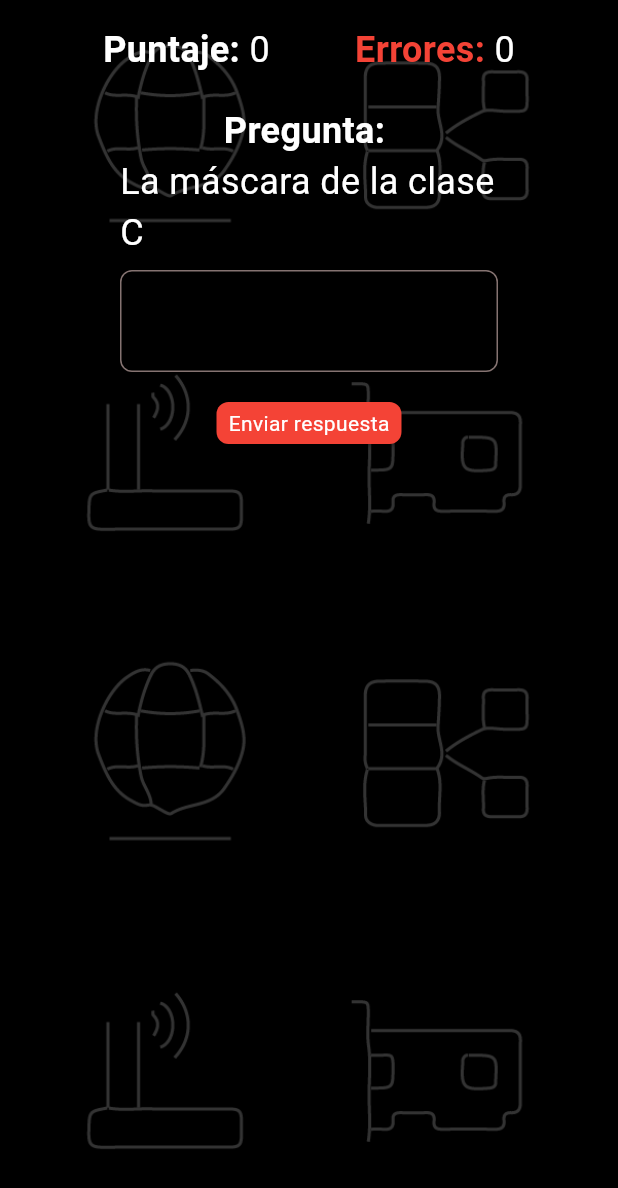
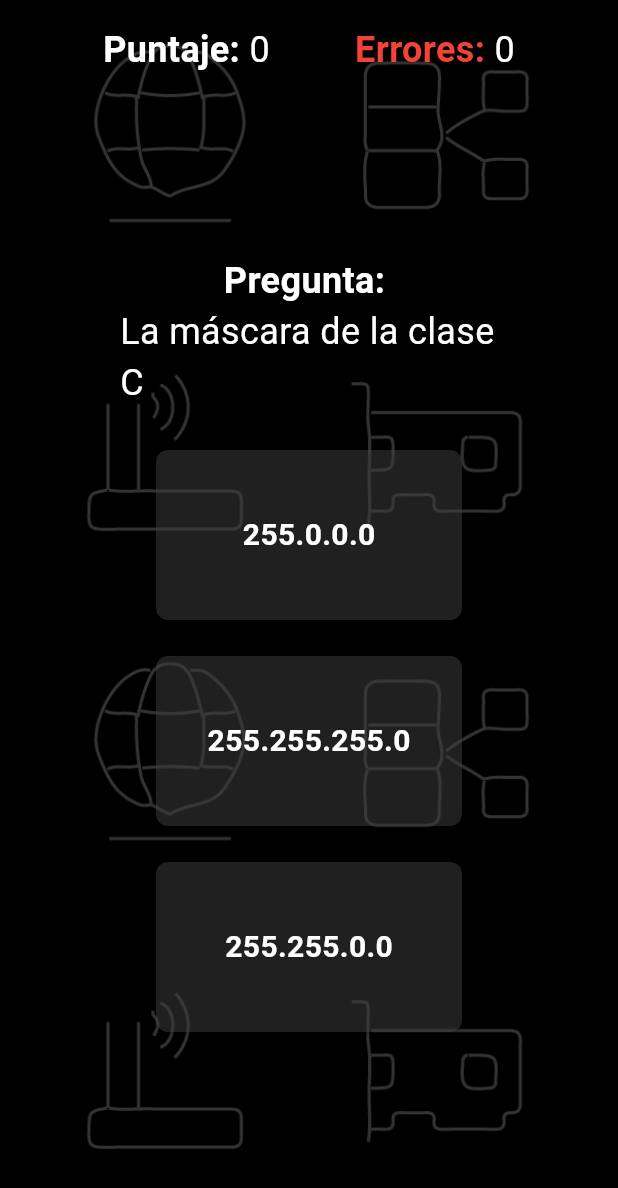
Before and after one commit to augustt0/numericc, a Flutter app: the screen it shows after launch, on a phone screen of 412 x 824 dp. Shown: the top 1188 px of the screen. Run offline on Flutter 3.47's test engine with Material 3 defaults, Android fonts, the phone set to English and light mode, and no system bars; our stand-ins replace google_fonts.

Commit message:
generate random answers & buttons

```diff
--- a/lib/main.dart
+++ b/lib/main.dart
@@ -94,7 +94,7 @@ class _MyHomePageState extends State<MyHomePage> {
                   return Padding(
                     padding: const EdgeInsets.all(16.0),
                     child: Column(
-                      mainAxisAlignment: MediaQuery.of(context).size.width > 900
+                      mainAxisAlignment: MediaQuery.of(context).size.width > 600
                           ? MainAxisAlignment.center
                           : MainAxisAlignment.start,
                       crossAxisAlignment: CrossAxisAlignment.stretch,
@@ -134,14 +134,17 @@ class _MyHomePageState extends State<MyHomePage> {
                         const SizedBox(
                           height: 12,
                         ),
-                        Form(
+                        Flexible(
+                          child: Form(
                               key: _formKey,
                               child: Padding(
-                              padding:
-                                  const EdgeInsets.symmetric(horizontal: 64.0),
+                                padding: const EdgeInsets.symmetric(
+                                    horizontal: 64.0),
+                                child: Flexible(
                                   child: Column(
                                     mainAxisAlignment: MainAxisAlignment.center,
-                                crossAxisAlignment: CrossAxisAlignment.center,
+                                    crossAxisAlignment:
+                                        CrossAxisAlignment.center,
                                     children: [
                                       if (wrongAnswer)
                                         const Text(
@@ -168,43 +171,32 @@ class _MyHomePageState extends State<MyHomePage> {
                                       const SizedBox(
                                         height: 8,
                                       ),
-                                  SizedBox(
-                                    width: MediaQuery.of(context).size.width >
-                                            900
-                                        ? MediaQuery.of(context).size.width / 3
-                                        : double.infinity,
-                                    child: TextFormField(
-                                      controller: _valueController,
-                                      focusNode: _focus,
-                                      decoration: InputDecoration(
-                                          border: OutlineInputBorder(
-                                              borderRadius:
-                                                  BorderRadius.circular(8),
-                                              borderSide: const BorderSide(
-                                                  color: Colors.grey,
-                                                  width: 1))),
-                                      style: const TextStyle(
-                                          fontSize: 24, color: Colors.white),
-                                      onFieldSubmitted: (r) {
-                                        if (!game.data!.verifyAnswer(r)) {
-                                          setState(() {
-                                            wrongAnswer = true;
-                                            errores++;
-                                          });
-                                        } else {
-                                          reset();
-                                        }
-                                        _focus.requestFocus();
-                                      },
-                                    ),
-                                  ),
-                                  const SizedBox(
-                                    height: 8,
-                                  ),
-                                  TextButton(
+                                      Flexible(
+                                        child: ConstrainedBox(
+                                          constraints: BoxConstraints(
+                                              maxHeight: MediaQuery.of(context)
+                                                          .size
+                                                          .width >
+                                                      600
+                                                  ? 200
+                                                  : double.infinity),
+                                          child: ListView.builder(
+                                              itemCount:
+                                                  game.data!.answers.length,
+                                              shrinkWrap: true,
+                                              padding: const EdgeInsets.all(8),
+                                              scrollDirection:
+                                                  MediaQuery.of(context)
+                                                              .size
+                                                              .width >
+                                                          600
+                                                      ? Axis.horizontal
+                                                      : Axis.vertical,
+                                              itemBuilder: (context, index) {
+                                                return TextButton(
                                                   onPressed: () {
-                                        if (!game.data!.verifyAnswer(
-                                            _valueController.text)) {
+                                                    if (!game.data!
+                                                        .verifyAnswer(index)) {
                                                       setState(() {
                                                         wrongAnswer = true;
                                                         errores++;
@@ -215,23 +207,56 @@ class _MyHomePageState extends State<MyHomePage> {
                                                     _focus.requestFocus();
                                                   },
                                                   child: Card(
-                                        color: Colors.red,
-                                        shape: RoundedRectangleBorder(
+                                                    shape:
+                                                        RoundedRectangleBorder(
                                                             borderRadius:
-                                                BorderRadius.circular(8)),
-                                        child: const Padding(
-                                          padding: EdgeInsets.symmetric(
-                                              horizontal: 8, vertical: 4),
+                                                                BorderRadius
+                                                                    .circular(
+                                                                        8)),
+                                                    color: const Color.fromARGB(
+                                                        91, 89, 89, 89),
+                                                    child: AspectRatio(
+                                                      aspectRatio:
+                                                          MediaQuery.of(context)
+                                                                      .size
+                                                                      .width >
+                                                                  600
+                                                              ? 1.2
+                                                              : 1.8,
+                                                      child: Padding(
+                                                          padding: EdgeInsets.all(
+                                                              MediaQuery.of(context)
+                                                                          .size
+                                                                          .width >
+                                                                      600
+                                                                  ? 16.0
+                                                                  : 8.0),
+                                                          child: Center(
                                                             child: Text(
-                                            "Enviar respuesta",
-                                            style:
-                                                TextStyle(color: Colors.white),
+                                                              game.data!
+                                                                      .answers[
+                                                                  index],
+                                                              maxLines: 2,
+                                                              style: const TextStyle(
+                                                                  color: Colors
+                                                                      .white,
+                                                                  fontWeight:
+                                                                      FontWeight
+                                                                          .bold,
+                                                                  fontSize: 20),
+                                                            ),
+                                                          )),
                                                     ),
                                                   ),
-                                      ))
+                                                );
+                                              }),
+                                        ),
+                                      )
                                     ],
                                   ),
+                                ),
                               )),
+                        ),
                       ],
                     ),
                   );
```
Also changed, not shown: lib/ipv4.dart (+42 -37 lines), lib/test.dart (added, +9 -0 lines), lib/utils.dart (+102 -0 lines). Lines whose indentation alone changed are shown as unchanged.
